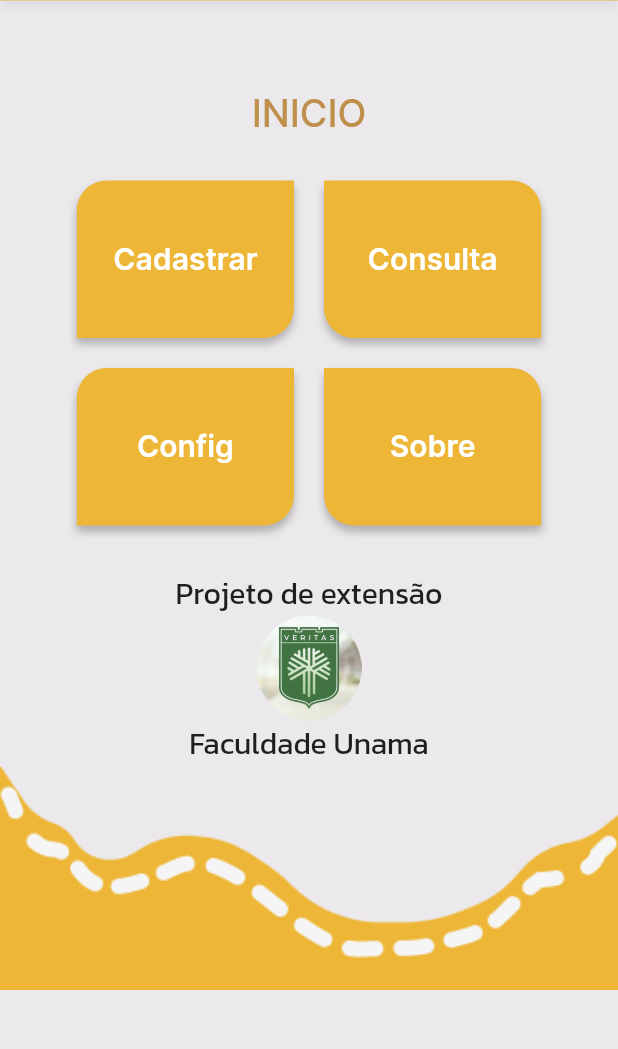
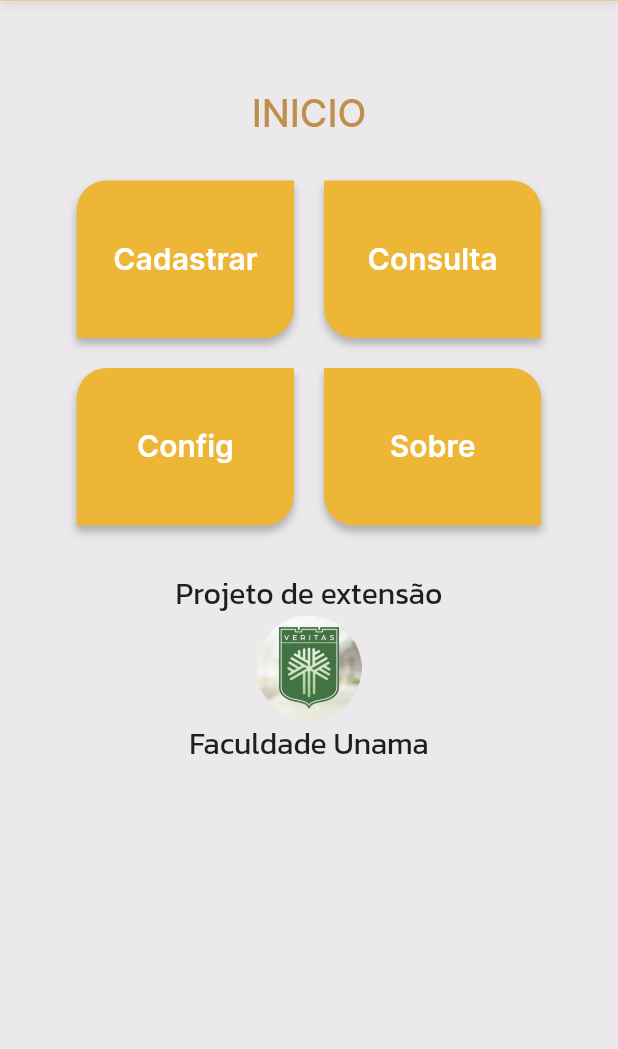
Before and after one commit to marco0antonio0/trabalho_extensao_projeto_cirio_2023, a Flutter app: the PaginoHome screen opened directly, on a phone screen of 412 x 824 dp, the part 127-1176 px from its top. Run offline on Flutter 3.47's test engine with Material 2 defaults, Android fonts, the phone set to English and light mode, and no system bars; our stand-ins replace permission_handler, sqflite; accounts and stored records are empty.

Commit message:
upando arquivos finais beta

```diff
--- a/projeto/rota_religiosa/lib/paginas/pagina_home.dart
+++ b/projeto/rota_religiosa/lib/paginas/pagina_home.dart
@@ -56,7 +56,6 @@ class _PaginoHomeState extends State<PaginoHome> {
                             //==============================================
                             const Widgetmenu(),
                             const widgetDisplay(),
-                            const Widgetbottom()
                           ],
                         )))),
 
```
